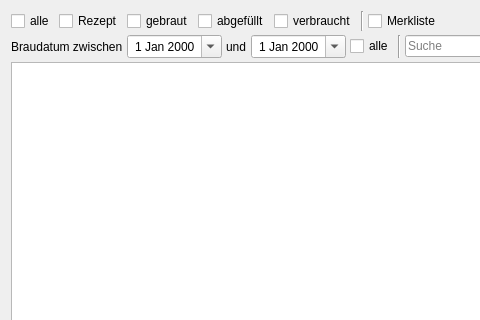
The window that kleiner-brauhelfer/tabsudauswahl.ui (kleiner-brauhelfer/kleiner-brauhelfer-2) describes before a commit, drawn with Qt 5; both pictures show x 0 to 480 and y 0 to 320 of the 980 by 491 pixel window.
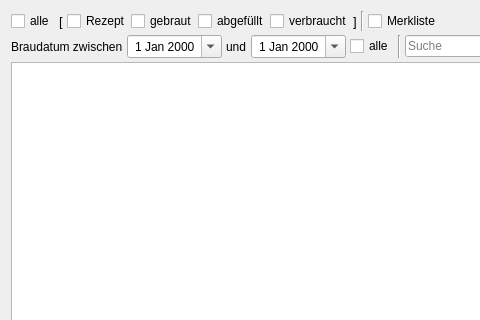
The same window after the commit. Custom widgets are drawn as their Qt base class.

```diff
--- a/kleiner-brauhelfer/tabsudauswahl.ui
+++ b/kleiner-brauhelfer/tabsudauswahl.ui
@@ -34,6 +34,26 @@
            <property name="text">
             <string>alle</string>
            </property>
+           <property name="tristate">
+            <bool>true</bool>
+           </property>
+          </widget>
+         </item>
+         <item>
+          <layout class="QHBoxLayout" name="horizontalLayout_3">
+           <property name="spacing">
+            <number>0</number>
+           </property>
+           <item>
+            <widget class="QLabel" name="label_4">
+             <property name="font">
+              <font>
+               <pointsize>10</pointsize>
+              </font>
+             </property>
+             <property name="text">
+              <string notr="true">[ </string>
+             </property>
           </widget>
          </item>
          <item>
@@ -77,6 +97,20 @@
           </widget>
          </item>
          <item>
+            <widget class="QLabel" name="label_5">
+             <property name="font">
+              <font>
+               <pointsize>10</pointsize>
+              </font>
+             </property>
+             <property name="text">
+              <string notr="true">]</string>
+             </property>
+            </widget>
+           </item>
+          </layout>
+         </item>
+         <item>
           <widget class="Line" name="line_2">
            <property name="orientation">
             <enum>Qt::Vertical</enum>
@@ -370,17 +404,17 @@
    <extends>QTableView</extends>
    <header>widgets/tableview.h</header>
   </customwidget>
+  <customwidget>
+   <class>DateEdit</class>
+   <extends>QDateEdit</extends>
+   <header>widgets/dateedit.h</header>
+  </customwidget>
   <customwidget>
    <class>WdgWebViewEditable</class>
    <extends>QWidget</extends>
    <header>widgets/wdgwebvieweditable.h</header>
    <container>1</container>
   </customwidget>
-  <customwidget>
-   <class>DateEdit</class>
-   <extends>QDateEdit</extends>
-   <header>widgets/dateedit.h</header>
-  </customwidget>
  </customwidgets>
  <tabstops>
   <tabstop>cbAlle</tabstop>
```
Lines whose indentation alone changed are shown as unchanged.
